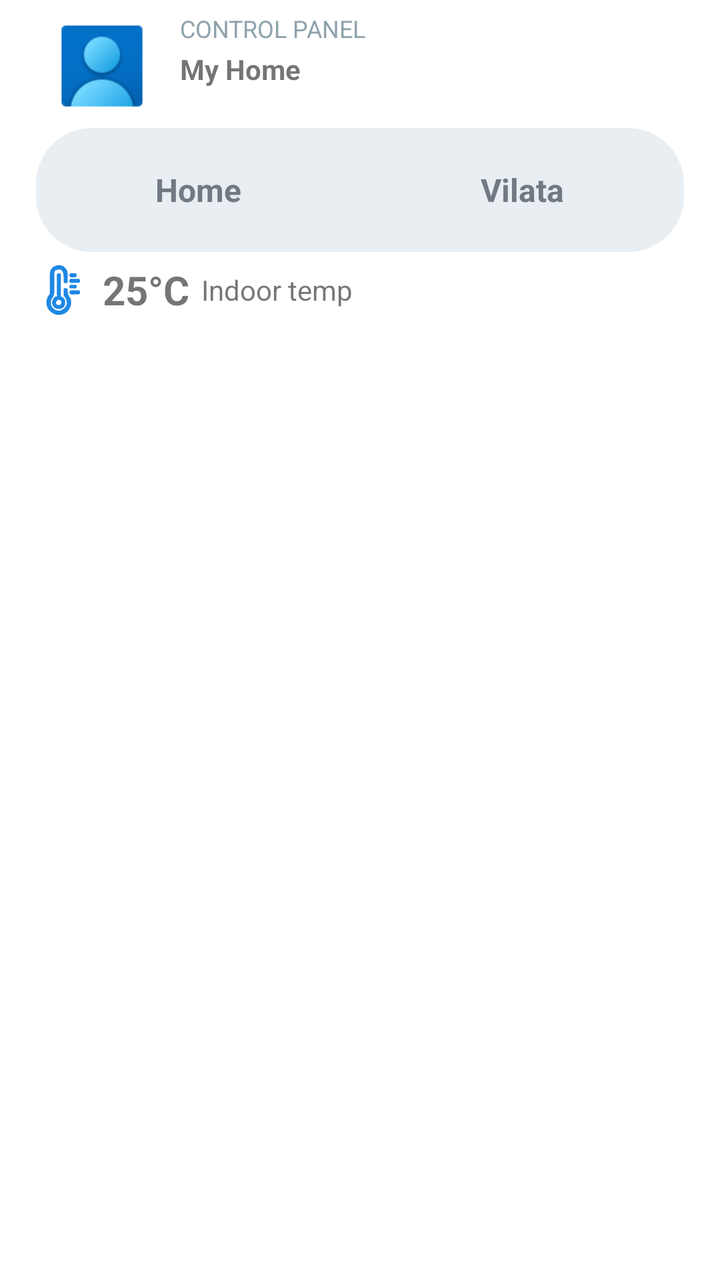
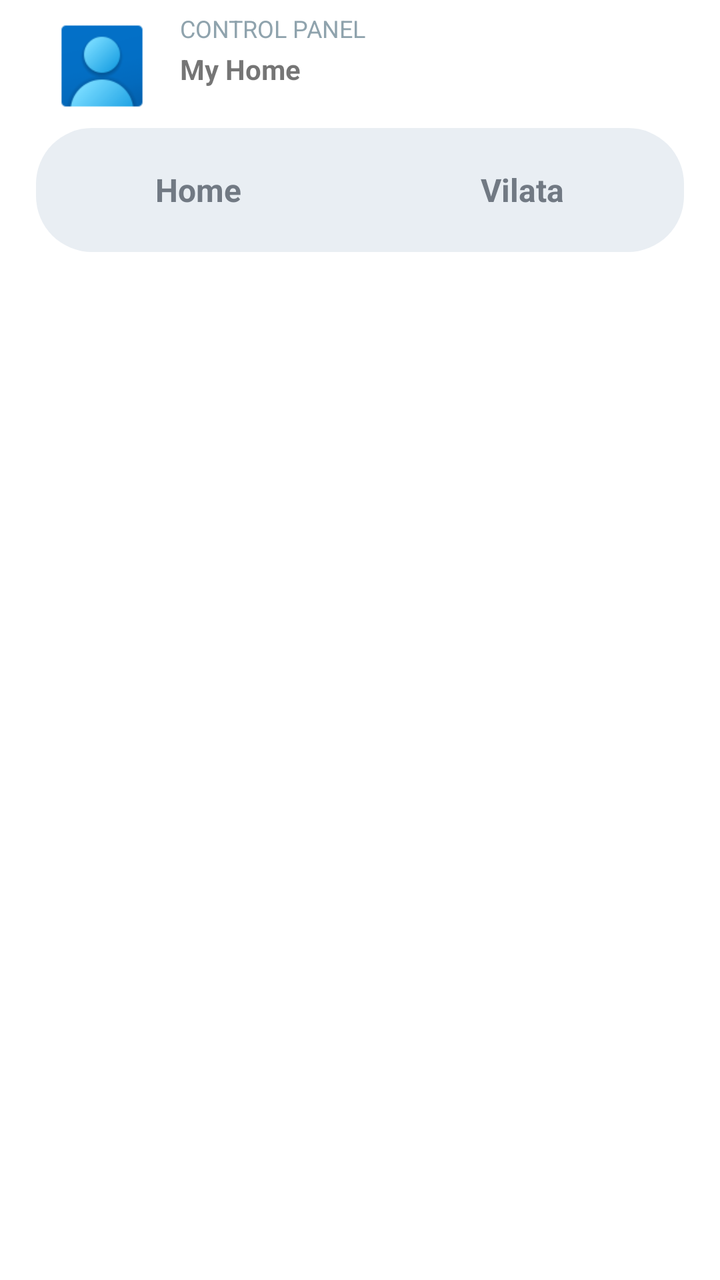

Screens rendered from an Android XML layout before and after an edit, with the pre-edit source and the edit as a unified diff.
<!-- AndroidManifest.xml: application theme Theme.ManagingHomeDevicesApp -->
<!-- res/layout/activity_main.xml -->
<?xml version="1.0" encoding="utf-8"?>
<androidx.constraintlayout.widget.ConstraintLayout
    xmlns:android="http://schemas.android.com/apk/res/android"
    xmlns:app="http://schemas.android.com/apk/res-auto"
    xmlns:tools="http://schemas.android.com/tools"
    android:layout_width="match_parent"
    android:layout_height="match_parent"
    android:fitsSystemWindows="true"
    >


    <androidx.constraintlayout.widget.ConstraintLayout
        android:id="@+id/containerControlPanel"
        android:layout_width="0dp"
        android:layout_height="64dp"
        android:padding="6dp"
        app:layout_constraintEnd_toEndOf="parent"
        app:layout_constraintHorizontal_bias="0.0"
        app:tint="@color/colorPrimary"
        app:layout_constraintStart_toStartOf="@id/leftGuide"
        app:layout_constraintTop_toTopOf="parent"
        app:layout_constraintWidth_percent="0.65">

        <ImageView
            android:id="@+id/imgProfile"
            android:layout_width="54dp"
            android:layout_height="54dp"
            android:clipToOutline="true"
            android:scaleType="centerCrop"
            android:src="@drawable/avatar_image"
            app:layout_constraintStart_toStartOf="parent"
            app:layout_constraintTop_toTopOf="parent" />

        <LinearLayout
            android:id="@+id/controlPanelInfo"
            android:layout_width="0dp"
            android:layout_height="wrap_content"
            android:layout_marginStart="12dp"
            android:orientation="vertical"
            app:layout_constraintStart_toEndOf="@id/imgProfile"
            app:layout_constraintTop_toTopOf="@id/imgProfile">

            <TextView
                android:id="@+id/controlPanel"
                android:layout_width="match_parent"
                android:layout_height="0dp"
                android:layout_weight="1"
                android:autoSizeMaxTextSize="12sp"
                android:autoSizeMinTextSize="8sp"
                android:autoSizeStepGranularity="2sp"
                android:autoSizeTextType="uniform"
                android:text="CONTROL PANEL"
                android:textColor="#8FA3AD"
                />

            <TextView
                android:id="@+id/destination"
                android:layout_width="match_parent"
                android:layout_height="0dp"
                android:layout_weight="1"
                android:autoSizeMaxTextSize="14sp"
                android:autoSizeMinTextSize="10sp"
                android:text="My Home"
                android:textStyle="bold"
            />

        </LinearLayout>
    </androidx.constraintlayout.widget.ConstraintLayout>


    <LinearLayout
        android:id="@+id/toggleGroup"
        android:layout_width="0dp"
        android:layout_height="wrap_content"
        android:background="@drawable/toggle_group_background"
        android:orientation="horizontal"
        android:padding="4dp"
        app:layout_constraintEnd_toEndOf="parent"
        app:layout_constraintStart_toStartOf="parent"
        app:layout_constraintTop_toBottomOf="@+id/containerControlPanel"
        app:layout_constraintWidth_percent="0.9">

        <com.google.android.material.button.MaterialButton
            android:id="@+id/btnHome"
            style="@style/Widget.Material3.Button.TonalButton"
            android:layout_width="0dp"
            android:layout_height="54dp"
            android:layout_weight="1"
            android:layout_marginEnd="4dp"
            android:text="Home"
            android:textAllCaps="false"
            android:textColor="@color/toggle_text_selector"
            android:textSize="16sp"
            android:textStyle="bold"
            app:backgroundTint="@color/toggle_bg_selector"
            app:rippleColor="@android:color/transparent"
            app:shapeAppearanceOverlay="@style/ToggleButtonShape"

            />

        <com.google.android.material.button.MaterialButton
            android:id="@+id/btnVilata"
            style="@style/Widget.Material3.Button.TonalButton"
            android:layout_width="0dp"
            android:layout_height="54dp"
            android:layout_weight="1"
            android:layout_marginStart="4dp"
            android:text="Vilata"
            android:textAllCaps="false"
            android:textColor="@color/toggle_text_selector"
            android:textSize="16sp"
            android:textStyle="bold"
            app:backgroundTint="@color/toggle_bg_selector"
            app:rippleColor="@android:color/transparent"
            app:shapeAppearanceOverlay="@style/ToggleButtonShape"

            />

    </LinearLayout>

    <androidx.recyclerview.widget.RecyclerView
        android:id="@+id/recyclerView"
        android:layout_width="match_parent"
        android:layout_height="match_parent"
        android:layout_marginTop="160dp"
        android:clipToPadding="false"
        android:padding="8dp"
        app:layout_constraintBottom_toBottomOf="parent"
        app:layout_constraintEnd_toEndOf="parent"
        app:layout_constraintStart_toStartOf="parent"
        app:layout_constraintTop_toBottomOf="@+id/iconTextGroup" />

    <androidx.constraintlayout.widget.Guideline
        android:id="@+id/leftGuide"
        android:layout_width="wrap_content"
        android:layout_height="wrap_content"
        android:orientation="vertical"
        app:layout_constraintGuide_percent="0.05" />

    <LinearLayout
        android:id="@+id/iconTextGroup"
        android:layout_width="185dp"
        android:layout_height="28dp"
        android:gravity="center_vertical"
        android:orientation="horizontal"
        android:layout_marginTop="5dp"
        app:layout_constraintTop_toBottomOf="@id/toggleGroup"
        app:layout_constraintStart_toStartOf="@id/leftGuide">

        <ImageView
            android:layout_width="0dp"
            android:layout_height="wrap_content"
            android:layout_weight="0.5"
            android:src="@drawable/temprature"
            app:tint="@color/colorPrimary"
            tools:layout_editor_absoluteX="41dp"
            tools:layout_editor_absoluteY="74dp"
            />

        <TextView
            android:id="@+id/degree"
            android:layout_width="0dp"
            android:layout_height="match_parent"
            android:layout_weight="1"
            android:autoSizeMaxTextSize="24sp"
            android:autoSizeMinTextSize="14sp"
            android:autoSizeStepGranularity="2sp"
            android:autoSizeTextType="uniform"
            android:gravity="center"
            android:text="25°C"
            android:textStyle="bold"
            tools:layout_editor_absoluteX="38dp"
            tools:layout_editor_absoluteY="62dp" />

        <TextView
            android:id="@+id/textView"
            android:layout_width="47dp"
            android:layout_height="match_parent"
            android:layout_weight="1"
            android:gravity="center_vertical"
            android:text="Indoor temp"

            tools:layout_editor_absoluteX="38dp"
            tools:layout_editor_absoluteY="62dp" />

    </LinearLayout>


</androidx.constraintlayout.widget.ConstraintLayout>
<!-- resources referenced by this layout -->
<resources>
  <color name="colorPrimary">#1E88E5</color>
  <!-- drawable avatar_image: png bitmap (drawable, 3218 bytes) -->
  <!-- drawable temprature: vector/xml drawable (drawable, 4643 chars, omitted) -->
  <!-- drawable toggle_group_background (drawable) -->
  <?xml version="1.0" encoding="utf-8"?>
  <shape xmlns:android="http://schemas.android.com/apk/res/android"
      android:shape="rectangle">
      <solid android:color="@color/toggle_container" />
      <corners android:radius="28dp" />
  </shape>
  <style name="ToggleButtonShape">
          <item name="cornerFamily">rounded</item>
          <item name="cornerSize">22dp</item>
      </style>
  <style name="Theme.ManagingHomeDevicesApp" parent="Theme.MaterialComponents.DayNight.NoActionBar">
          
  
          <item name="colorPrimaryVariant">#3700B3</item>
          <item name="colorOnPrimary">#FFFFFF</item>
  
          
          <item name="colorSecondary">#26A69A</item>
          <item name="colorOnSecondary">#FFFFFF</item>
  
          
          <item name="android:statusBarColor">#121212</item>
          <item name="android:forceDarkAllowed">true</item>
  
          
          <item name="android:colorBackground">@color/colorBackgroundLight</item>
          <item name="colorSurface">@color/colorSurface</item>
  
          
          <item name="colorOnSurface">@color/colorTextPrimary</item>
  
  
          
          <item name="android:textColorPrimary">@color/colorTextPrimary</item>
          <item name="android:textColorSecondary">@color/colorTextSecondary</item>
  
      </style>
  <color name="toggle_container">#E9EEF3</color>
  <color name="colorBackgroundLight">#FFFFFF</color>
  <color name="colorSurface">#F5F5F5</color>
  <color name="colorTextPrimary">#3d3d3d  </color>
  <color name="colorTextSecondary">#939393</color>
</resources>

<!-- the commit's change to res/layout/activity_main.xml (unified diff, before → after) -->
@@ -122,13 +122,13 @@
         android:id="@+id/recyclerView"
         android:layout_width="match_parent"
         android:layout_height="match_parent"
-        android:layout_marginTop="160dp"
+        android:layout_marginTop="140dp"
         android:clipToPadding="false"
         android:padding="8dp"
         app:layout_constraintBottom_toBottomOf="parent"
         app:layout_constraintEnd_toEndOf="parent"
         app:layout_constraintStart_toStartOf="parent"
-        app:layout_constraintTop_toBottomOf="@+id/iconTextGroup" />
+        app:layout_constraintTop_toBottomOf="@+id/toggleGroup" />
 
     <androidx.constraintlayout.widget.Guideline
         android:id="@+id/leftGuide"
@@ -137,53 +137,7 @@
         android:orientation="vertical"
         app:layout_constraintGuide_percent="0.05" />
 
-    <LinearLayout
-        android:id="@+id/iconTextGroup"
-        android:layout_width="185dp"
-        android:layout_height="28dp"
-        android:gravity="center_vertical"
-        android:orientation="horizontal"
-        android:layout_marginTop="5dp"
-        app:layout_constraintTop_toBottomOf="@id/toggleGroup"
-        app:layout_constraintStart_toStartOf="@id/leftGuide">
 
-        <ImageView
-            android:layout_width="0dp"
-            android:layout_height="wrap_content"
-            android:layout_weight="0.5"
-            android:src="@drawable/temprature"
-            app:tint="@color/colorPrimary"
-            tools:layout_editor_absoluteX="41dp"
-            tools:layout_editor_absoluteY="74dp"
-            />
-
-        <TextView
-            android:id="@+id/degree"
-            android:layout_width="0dp"
-            android:layout_height="match_parent"
-            android:layout_weight="1"
-            android:autoSizeMaxTextSize="24sp"
-            android:autoSizeMinTextSize="14sp"
-            android:autoSizeStepGranularity="2sp"
-            android:autoSizeTextType="uniform"
-            android:gravity="center"
-            android:text="25°C"
-            android:textStyle="bold"
-            tools:layout_editor_absoluteX="38dp"
-            tools:layout_editor_absoluteY="62dp" />
-
-        <TextView
-            android:id="@+id/textView"
-            android:layout_width="47dp"
-            android:layout_height="match_parent"
-            android:layout_weight="1"
-            android:gravity="center_vertical"
-            android:text="Indoor temp"
-
-            tools:layout_editor_absoluteX="38dp"
-            tools:layout_editor_absoluteY="62dp" />
-
-    </LinearLayout>
 
 
 </androidx.constraintlayout.widget.ConstraintLayout>
<!-- resource entries referenced after the edit -->
@@ -2,7 +2,6 @@
 <resources>
   <color name="colorPrimary">#1E88E5</color>
   <!-- drawable avatar_image: png bitmap (drawable, 3218 bytes) -->
-  <!-- drawable temprature: vector/xml drawable (drawable, 4643 chars, omitted) -->
   <!-- drawable toggle_group_background (drawable) -->
   <?xml version="1.0" encoding="utf-8"?>
   <shape xmlns:android="http://schemas.android.com/apk/res/android"
